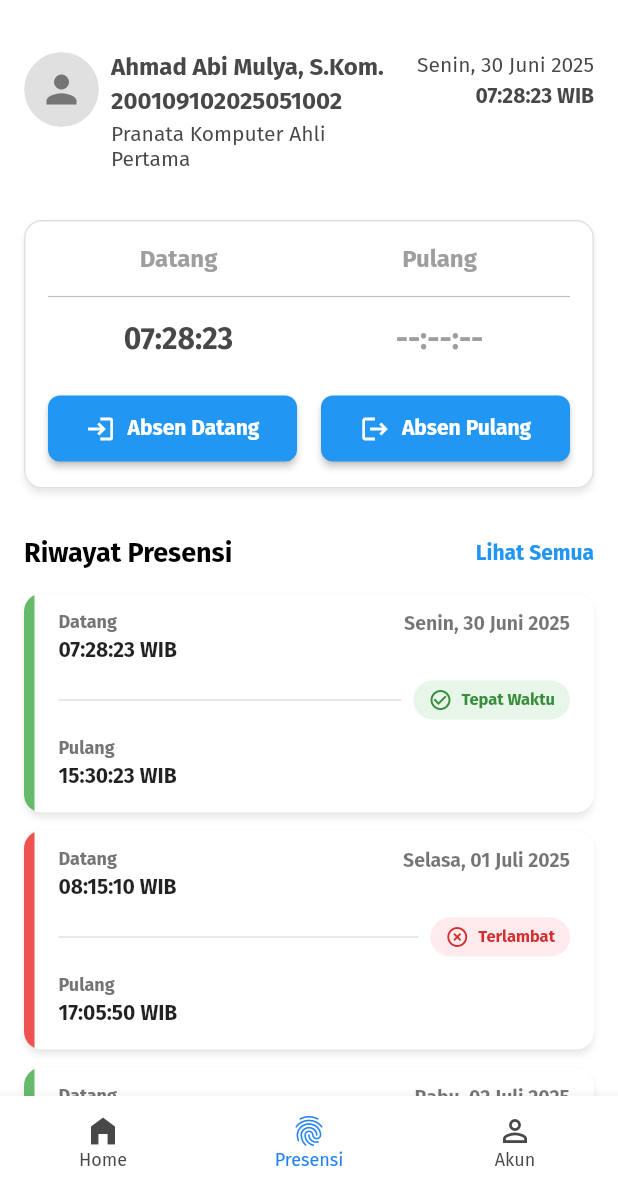
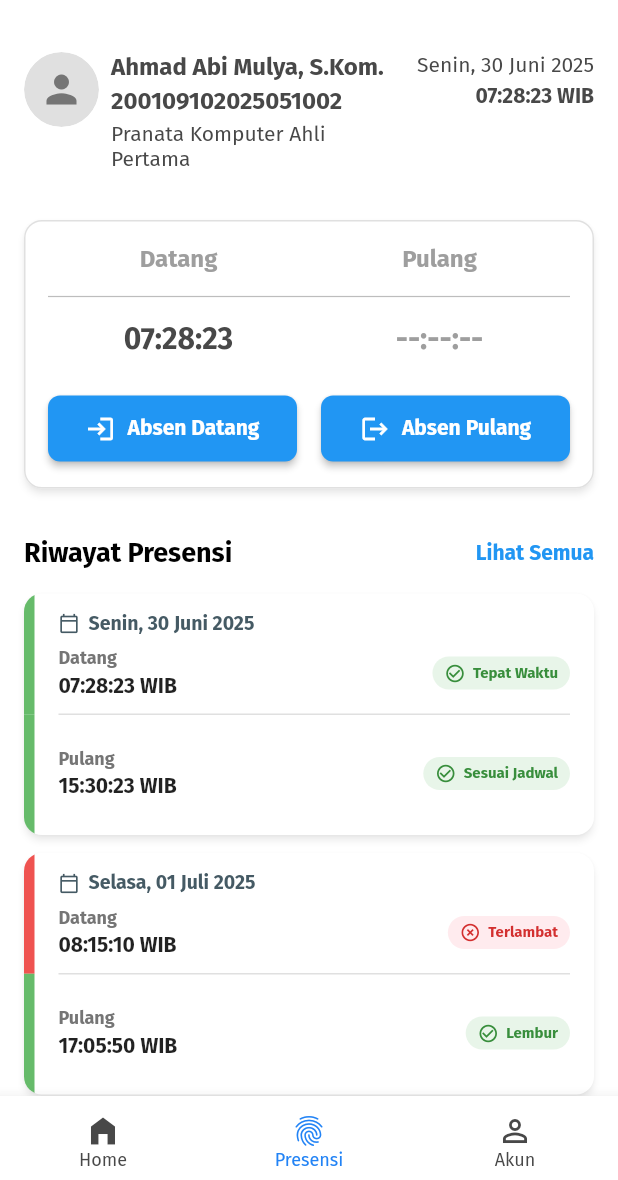
Before and after one commit to AbiMulLyA/sadasbor_v2, a Flutter app: the screen it shows after launch, item 2 of the bottom bar chosen, on a phone screen of 412 x 824 dp, the part 56-1236 px from its top. Run offline on Flutter 3.47's test engine with Material 3 defaults, Android fonts, the phone set to English and light mode, and no system bars; drawn by our look-alikes of cached_network_image; our stand-ins replace auto_route, bloc, connectivity_plus, dio, easy_localization, equatable and 12 more; network calls fail; statements that could not run were skipped.

Commit message:
finishin ui detail presensi

```diff
--- a/lib/config/router/router.dart
+++ b/lib/config/router/router.dart
@@ -2,6 +2,7 @@ import 'package:auto_route/auto_route.dart';
 import 'package:flutter/material.dart';
 
 import '../../features/dashboard/presentation/pages/dashboard_page.dart';
+import '../../features/presensi/presentation/pages/presensi_detail_page.dart';
 import '../../features/presensi/presentation/pages/presensi_write_attendance_page.dart';
 import '../../main.dart';
 
@@ -17,5 +18,6 @@ class AppRouter extends RootStackRouter {
   final List<AutoRoute> routes = [
     AutoRoute(page: MainRoute.page, initial: true),
     AutoRoute(page: PresensiWriteAttendanceRoute.page),
+    AutoRoute(page: PresensiDetailRoute.page),
   ];
 }
--- a/lib/features/presensi/presentation/pages/presensi_history_view.dart
+++ b/lib/features/presensi/presentation/pages/presensi_history_view.dart
@@ -1,20 +1,27 @@
+import 'package:auto_route/auto_route.dart';
 import 'package:flutter/material.dart';
 import 'package:flutter_hooks/flutter_hooks.dart';
+import 'package:sadasbor_v2/config/router/router.dart';
 
-// Dummy data model untuk representasi item histori
+// Updated data model
 class HistoryItem {
   final String jamDatang;
   final String tanggal;
+  final String statusDatang;
+  final bool tepatWaktuDatang;
+
   final String jamPulang;
-  final String statusKehadiran; // Bisa "Tepat Waktu" atau "Terlambat"
-  final bool tepatWaktu;
+  final String statusPulang;
+  final bool tepatWaktuPulang; // True if on time or longer, false if pulang cepat etc.
 
   HistoryItem({
     required this.jamDatang,
     required this.tanggal,
+    required this.statusDatang,
+    required this.tepatWaktuDatang,
     required this.jamPulang,
-    required this.statusKehadiran,
-    required this.tepatWaktu,
+    required this.statusPulang,
+    required this.tepatWaktuPulang,
   });
 }
 
@@ -25,55 +32,65 @@ class PresensiHistoryView extends HookWidget {
   Widget build(BuildContext context) {
     final theme = Theme.of(context);
 
-    // Dummy data untuk list, maksimal 3 item
+    // Updated dummy data for list
     final List<HistoryItem> historyList = [
       HistoryItem(
         jamDatang: "07:28:23 WIB",
         tanggal: "Senin, 30 Juni 2025",
+        statusDatang: "Tepat Waktu",
+        tepatWaktuDatang: true,
         jamPulang: "15:30:23 WIB",
-          statusKehadiran: "Tepat Waktu",
-          tepatWaktu: true),
+        statusPulang: "Sesuai Jadwal",
+        tepatWaktuPulang: true,
+      ),
       HistoryItem(
         jamDatang: "08:15:10 WIB",
         tanggal: "Selasa, 01 Juli 2025",
+        statusDatang: "Terlambat",
+        tepatWaktuDatang: false,
         jamPulang: "17:05:50 WIB",
-          statusKehadiran: "Terlambat",
-          tepatWaktu: false),
+        statusPulang: "Lembur", // Example of another status for pulang
+        tepatWaktuPulang: true, // Assuming lembur is also "good" or "green"
+      ),
       HistoryItem(
         jamDatang: "07:55:00 WIB",
         tanggal: "Rabu, 02 Juli 2025",
-          jamPulang: "16:00:00 WIB",
-          statusKehadiran: "Tepat Waktu",
-          tepatWaktu: true),
+        statusDatang: "Tepat Waktu",
+        tepatWaktuDatang: true,
+        jamPulang: "14:00:00 WIB",
+        statusPulang: "Pulang Cepat",
+        tepatWaktuPulang: false,
+      ),
     ];
 
     final subTextStyle = TextStyle(color: Colors.grey[600], fontWeight: FontWeight.bold, fontSize: 12);
     final mainTimeStyle = const TextStyle(fontWeight: FontWeight.bold, fontSize: 14, color: Colors.black87);
-    final dateStyle = const TextStyle(fontWeight: FontWeight.bold, fontSize: 13, color: Colors.black54);
+    // Updated dateStyle from previous step
+    final dateStyle = TextStyle(color: Colors.blueGrey[700], fontSize: 13, fontWeight: FontWeight.bold);
 
-    // Widget baru untuk menampilkan status dengan lebih jelas
+
     Widget buildStatusDisplay(String status, bool isTepatWaktu) {
       IconData statusIconData = isTepatWaktu ? Icons.check_circle_outline : Icons.highlight_off;
       Color statusColor = isTepatWaktu ? Colors.green.shade700 : Colors.red.shade700;
       Color backgroundColor = isTepatWaktu ? Colors.green.shade50 : Colors.red.shade50;
 
       return Container(
-        padding: const EdgeInsets.symmetric(horizontal: 10, vertical: 5),
+        padding: const EdgeInsets.symmetric(horizontal: 8, vertical: 4),
         decoration: BoxDecoration(
           color: backgroundColor,
-          borderRadius: BorderRadius.circular(20),
+          borderRadius: BorderRadius.circular(16),
         ),
         child: Row(
           mainAxisSize: MainAxisSize.min,
           children: [
-            Icon(statusIconData, color: statusColor, size: 16),
-            const SizedBox(width: 6),
+            Icon(statusIconData, color: statusColor, size: 14),
+            const SizedBox(width: 5),
             Text(
               status,
               style: TextStyle(
                 color: statusColor,
                 fontWeight: FontWeight.bold,
-                fontSize: 11,
+                fontSize: 10,
               ),
             ),
           ],
@@ -87,37 +104,25 @@ class PresensiHistoryView extends HookWidget {
         mainAxisSize: MainAxisSize.min,
         crossAxisAlignment: CrossAxisAlignment.start,
         children: <Widget>[
-          // Header Row
           Row(
             mainAxisAlignment: MainAxisAlignment.spaceBetween,
             children: <Widget>[
               const Text(
                 "Riwayat Presensi",
-                style: TextStyle(
-                  fontSize: 18,
-                  fontWeight: FontWeight.bold,
-                  color: Colors.black,
-                ),
+                style: TextStyle(fontSize: 18, fontWeight: FontWeight.bold, color: Colors.black),
               ),
               InkWell(
                 onTap: () {
-                  // TODO: Navigasi ke halaman "Lihat Semua" riwayat
                   print("Lihat Semua diklik");
                 },
                 child: Text(
                   "Lihat Semua",
-                  style: TextStyle(
-                    fontSize: 14,
-                    fontWeight: FontWeight.bold,
-                    color: Colors.blue,
-                  ),
+                  style: TextStyle(fontSize: 14, fontWeight: FontWeight.bold, color: Colors.blue),
                 ),
               ),
             ],
           ),
           const SizedBox(height: 16),
-
-          // List Card (Maksimal 3)
           ListView.separated(
             itemCount: historyList.length > 3 ? 3 : historyList.length,
             shrinkWrap: true,
@@ -128,75 +133,108 @@ class PresensiHistoryView extends HookWidget {
               return Card(
                 color: Colors.white,
                 elevation: 2.0,
-                shape: RoundedRectangleBorder(
-                  borderRadius: BorderRadius.circular(12.0),
-                ),
+                shape: RoundedRectangleBorder(borderRadius: BorderRadius.circular(12.0)),
                 clipBehavior: Clip.antiAlias,
+                child: InkWell(
+                  onTap: (){
+                    context.pushRoute(PresensiDetailRoute());
+                  },
                   child: IntrinsicHeight(
                     child: Row(
                       crossAxisAlignment: CrossAxisAlignment.stretch,
                       children: <Widget>[
-                      // Bilah Warna Vertikal
-                      Container(
+                        // Split Vertical Color Bar
+                        Column(
+                          children: <Widget>[
+                            Expanded(
+                              child: Container(
                                 width: 7.0,
-                        color: item.tepatWaktu ? Colors.green.shade400 : Colors.red.shade400,
+                                color: item.tepatWaktuDatang ? Colors.green.shade400 : Colors.red.shade400,
+                              ),
+                            ),
+                            Expanded(
+                              child: Container(
+                                width: 7.0,
+                                color: item.tepatWaktuPulang ? Colors.green.shade400 : Colors.red.shade400,
+                              ),
+                            ),
+                          ],
                         ),
                         // Konten Utama Kartu
                         Expanded(
                           child: Padding(
                             padding: const EdgeInsets.symmetric(horizontal: 16.0, vertical: 12.0),
                             child: Column(
-                            mainAxisSize: MainAxisSize.min,
                               crossAxisAlignment: CrossAxisAlignment.start,
                               children: <Widget>[
-                              // ROW: DATANG (Kiri) & TANGGAL (Kanan)
+                                // BAGIAN ATAS (Tanggal & Datang)
+                                Expanded(
+                                  child: Column(
+                                    crossAxisAlignment: CrossAxisAlignment.start,
+                                    mainAxisAlignment: MainAxisAlignment.center,
+                                    children: [
+                                      // Row untuk Tanggal dengan ikon
+                                      Row(
+                                        children: [
+                                          Icon(Icons.calendar_today_outlined, size: 14, color: dateStyle.color),
+                                          const SizedBox(width: 6),
+                                          Text(item.tanggal, style: dateStyle),
+                                        ],
+                                      ),
+                                      const SizedBox(height: 8),
                                       Row(
                                         mainAxisAlignment: MainAxisAlignment.spaceBetween,
-                                crossAxisAlignment: CrossAxisAlignment.start, // Agar align dengan "Datang"
+                                        crossAxisAlignment: CrossAxisAlignment.center,
                                         children: [
                                           Column(
                                             crossAxisAlignment: CrossAxisAlignment.start,
+                                            mainAxisSize: MainAxisSize.min,
                                             children: [
                                               Text("Datang", style: subTextStyle),
                                               const SizedBox(height: 3),
                                               Text(item.jamDatang, style: mainTimeStyle),
                                             ],
                                           ),
-                                  Text(
-                                    item.tanggal,
-                                    style: dateStyle,
-                                    textAlign: TextAlign.end,
+                                          buildStatusDisplay(item.statusDatang, item.tepatWaktuDatang),
+                                        ],
+                                      ),
+                                      const SizedBox(height: 10.0),
+                                    ],
+                                  ),
+                                ),
+                                Divider(color: Colors.grey[300], thickness: 1.0, height: 1.0),
+                                // BAGIAN BAWAH (Pulang)
+                                Expanded(
+                                  child: Column(
+                                    crossAxisAlignment: CrossAxisAlignment.start,
+                                    mainAxisAlignment: MainAxisAlignment.center,
+                                    children: [
+                                      const SizedBox(height: 10.0),
+                                      Row(
+                                        mainAxisAlignment: MainAxisAlignment.spaceBetween,
+                                        crossAxisAlignment: CrossAxisAlignment.center,
+                                        children: [
+                                          Column(
+                                            crossAxisAlignment: CrossAxisAlignment.start,
+                                            mainAxisSize: MainAxisSize.min,
+                                            children: [
+                                              Text("Pulang", style: subTextStyle),
+                                              const SizedBox(height: 3),
+                                              Text(item.jamPulang, style: mainTimeStyle),
+                                            ],
+                                          ),
+                                          buildStatusDisplay(item.statusPulang, item.tepatWaktuPulang),
+                                        ],
                                       ),
                                     ],
                                   ),
-                              const SizedBox(height: 12),
-
-                              // ROW: DIVIDER (Expanded) & STATUS
-                              Row(
-                                crossAxisAlignment: CrossAxisAlignment.center,
-                                children: [
-                                  Expanded(
-                                    child: Container(
-                                      height: 1.0,
-                                      color: Colors.grey[300],
-                                      margin: const EdgeInsets.only(right: 8.0), // Jarak ke status
                                 ),
-                                  ),
-                                  buildStatusDisplay(item.statusKehadiran, item.tepatWaktu),
-                                ],
-                              ),
-                              const SizedBox(height: 12),
-
-                              // PULANG
-                              Text("Pulang", style: subTextStyle),
-                              const SizedBox(height: 3),
-                              Text(item.jamPulang, style: mainTimeStyle),
-                              const SizedBox(height: 4),
                               ],
                             ),
                           ),
                         ),
                       ],
+                    ),
                   ),
                 ),
               );
```
Also changed, not shown: lib/features/presensi/presentation/pages/presensi_all_presensi_page.dart (added, +24 -0 lines), lib/features/presensi/presentation/pages/presensi_detail_page.dart (added, +272 -0 lines), lib/config/router/router.gr.dart, lib/features/dashboard/data/datasources/remote/dashboard_remote_data_source.dart (added), lib/features/dashboard/data/models/posts/dashboard_posts_model.dart (added), lib/features/dashboard/data/repository_impl/dashboard_repository_impl.dart (added), lib/features/dashboard/domain/entities/posts/dashboard_posts_entity.dart (added). Lines whose indentation alone changed are shown as unchanged.
